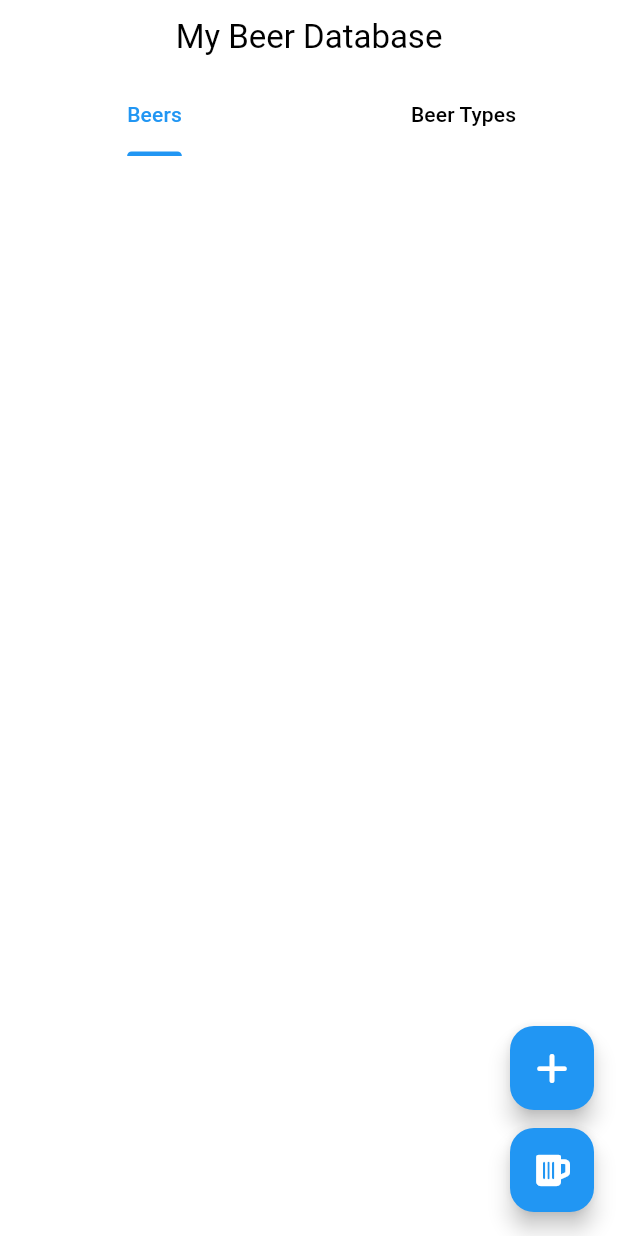
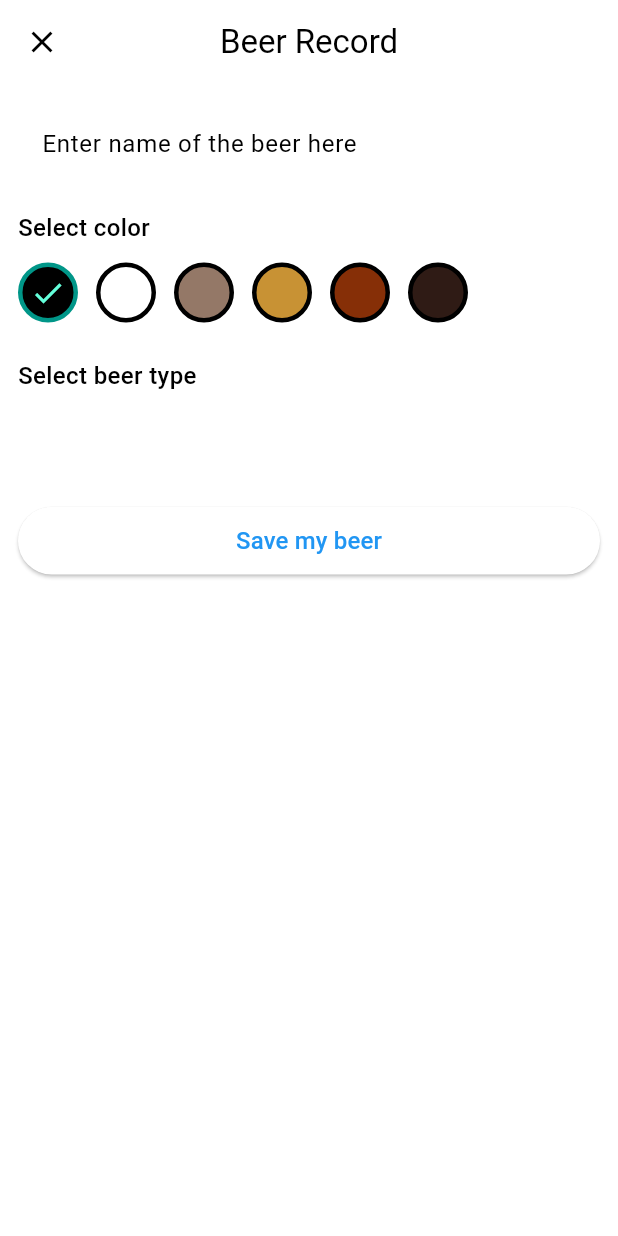
Before and after one commit to up1/workshop-flutter-app, a Flutter app: the screen it shows after launch, after a tap on an icon or button, on a phone screen of 412 x 824 dp. Run offline on Flutter 3.47's test engine with Material 3 defaults, Android fonts, the phone set to English and light mode, and no system bars; our stand-ins replace cached_network_image, font_awesome_flutter, shared_preferences, sqflite; accounts and stored records are empty.

Commit message:
Add data

```diff
--- a/mybeer/lib/model/beer.dart
+++ b/mybeer/lib/model/beer.dart
@@ -15,7 +15,7 @@ class Beer {
   });
 
   Map<String, dynamic> toMap() {
-    return {'id': id, 'name': name, 'color': color, 'breedId': typeId};
+    return {'id': id, 'name': name, 'color': color.value, 'typeId': typeId};
   }
 
   factory Beer.fromMap(Map<String, dynamic> map) {
--- /dev/null
+++ b/mybeer/lib/screen/beer_form_screen.dart
@@ -0,0 +1,142 @@
+import 'package:flutter/material.dart';
+import 'package:mybeer/data/database_data.dart';
+import 'package:mybeer/model/beer.dart';
+import 'package:mybeer/model/beer_type.dart';
+import 'package:mybeer/widget/beer_type_selector_widget.dart';
+import 'package:mybeer/widget/color_picker.dart';
+
+class BeerFormScreen extends StatefulWidget {
+  const BeerFormScreen({super.key, this.beer});
+  final Beer? beer;
+
+  @override
+  BeerFormScreenState createState() => BeerFormScreenState();
+}
+
+class BeerFormScreenState extends State<BeerFormScreen> {
+  final TextEditingController _nameController = TextEditingController();
+  static final List<Color> _colors = [
+    Color(0xFF000000),
+    Color(0xFFFFFFFF),
+    Color(0xFF947867),
+    Color(0xFFC89234),
+    Color(0xFF862F07),
+    Color(0xFF2F1B15),
+  ];
+  static final List<BeerType> beerTypeList = [];
+
+  final DatabaseService _databaseService = DatabaseService();
+
+  int _selectedColor = 0;
+  int _selectedBeerType = 0;
+
+  @override
+  void initState() {
+    super.initState();
+    if (widget.beer != null) {
+      _nameController.text = widget.beer!.name;
+      _selectedColor = _colors.indexOf(widget.beer!.color);
+    }
+  }
+
+  @override
+  void dispose() {
+    _nameController.dispose();
+    super.dispose();
+  }
+
+  Future<List<BeerType>> _getBeerTypes() async {
+    final beerTypes = await _databaseService.beerTypes();
+    if (beerTypeList.isEmpty) beerTypeList.addAll(beerTypes);
+    if (widget.beer != null) {
+      _selectedBeerType = beerTypeList.indexWhere(
+        (e) => e.id == widget.beer!.typeId,
+      );
+    }
+    return beerTypeList;
+  }
+
+  Future<void> _onSave() async {
+    final name = _nameController.text;
+    final color = _colors[_selectedColor];
+    final beerType = beerTypeList[_selectedBeerType];
+
+    // Add save code here
+    widget.beer == null
+        ? await _databaseService.insertBeer(
+          Beer(name: name, color: color, typeId: beerType.id!),
+        )
+        : await _databaseService.updateBeer(
+          Beer(
+            id: widget.beer!.id,
+            name: name,
+            color: color,
+            typeId: beerType.id!,
+          ),
+        );
+
+    if (mounted) {
+      Navigator.pop(context);
+    }
+  }
+
+  @override
+  Widget build(BuildContext context) {
+    return Scaffold(
+      appBar: AppBar(title: Text('Beer Record'), centerTitle: true),
+      body: Padding(
+        padding: const EdgeInsets.all(12.0),
+        child: Column(
+          crossAxisAlignment: CrossAxisAlignment.stretch,
+          children: [
+            TextField(
+              controller: _nameController,
+              decoration: InputDecoration(
+                border: OutlineInputBorder(),
+                hintText: 'Enter name of the beer here',
+              ),
+            ),
+            SizedBox(height: 16.0),
+            // Color Picker
+            ColorPicker(
+              colors: _colors,
+              selectedIndex: _selectedColor,
+              onChanged: (value) {
+                setState(() {
+                  _selectedColor = value;
+                });
+              },
+            ),
+            SizedBox(height: 24.0),
+            // Beer Type Selector
+            FutureBuilder<List<BeerType>>(
+              future: _getBeerTypes(),
+              builder: (context, snapshot) {
+                if (snapshot.connectionState == ConnectionState.waiting) {
+                  return Text("Loading beer types...");
+                }
+                return BeerTypeSelector(
+                  beerTypes: snapshot.data!.map((e) => e.name).toList(),
+                  selectedIndex: _selectedBeerType,
+                  onChanged: (value) {
+                    setState(() {
+                      _selectedBeerType = value;
+                    });
+                  },
+                );
+              },
+            ),
+            SizedBox(height: 24.0),
+            SizedBox(
+              height: 45.0,
+              child: ElevatedButton(
+                onPressed: _onSave,
+                child: Text('Save my beer', style: TextStyle(fontSize: 16.0)),
+              ),
+            ),
+          ],
+        ),
+      ),
+    );
+  }
+}
--- a/mybeer/lib/screen/home_screen.dart
+++ b/mybeer/lib/screen/home_screen.dart
@@ -3,6 +3,7 @@ import 'package:font_awesome_flutter/font_awesome_flutter.dart';
 import 'package:mybeer/data/database_data.dart';
 import 'package:mybeer/model/beer.dart';
 import 'package:mybeer/model/beer_type.dart';
+import 'package:mybeer/screen/beer_form_screen.dart';
 import 'package:mybeer/screen/beer_type_form_screen.dart';
 import 'package:mybeer/widget/beer_builder_widget.dart';
 import 'package:mybeer/widget/beer_type_builder_widget.dart';
@@ -94,14 +95,14 @@ class HomeScreenState extends State<HomeScreen> {
             SizedBox(height: 12.0),
             FloatingActionButton(
               onPressed: () {
-                // Navigator.of(context)
-                //     .push(
-                //       MaterialPageRoute(
-                //         builder: (_) => BeerFormPage(),
-                //         fullscreenDialog: true,
-                //       ),
-                //     )
-                //     .then((_) => setState(() {}));
+                Navigator.of(context)
+                    .push(
+                      MaterialPageRoute(
+                        builder: (_) => BeerFormScreen(),
+                        fullscreenDialog: true,
+                      ),
+                    )
+                    .then((_) => setState(() {}));
               },
               heroTag: 'addBeer',
               child: FaIcon(FontAwesomeIcons.beer),
--- /dev/null
+++ b/mybeer/lib/widget/beer_type_selector_widget.dart
@@ -0,0 +1,54 @@
+import 'package:flutter/material.dart';
+
+class BeerTypeSelector extends StatelessWidget {
+  const BeerTypeSelector({
+    super.key,
+    required this.beerTypes,
+    required this.selectedIndex,
+    required this.onChanged,
+  });
+  final List<String> beerTypes;
+  final int selectedIndex;
+  final Function(int) onChanged;
+
+  @override
+  Widget build(BuildContext context) {
+    return Column(
+      crossAxisAlignment: CrossAxisAlignment.start,
+      children: [
+        Text(
+          'Select beer type',
+          style: TextStyle(fontSize: 16.0, fontWeight: FontWeight.w500),
+        ),
+        SizedBox(height: 12.0),
+        SizedBox(
+          height: 40.0,
+          child: ListView.builder(
+            scrollDirection: Axis.horizontal,
+            itemCount: beerTypes.length,
+            itemBuilder: (context, index) {
+              return GestureDetector(
+                onTap: () => onChanged(index),
+                child: Container(
+                  height: 40.0,
+                  padding: EdgeInsets.symmetric(horizontal: 12.0),
+                  margin: const EdgeInsets.only(right: 12.0),
+                  alignment: Alignment.center,
+                  decoration: BoxDecoration(
+                    borderRadius: BorderRadius.circular(8.0),
+                    border: Border.all(
+                      width: 3.0,
+                      color:
+                          selectedIndex == index ? Colors.teal : Colors.black,
+                    ),
+                  ),
+                  child: Text(beerTypes[index]),
+                ),
+              );
+            },
+          ),
+        ),
+      ],
+    );
+  }
+}
--- /dev/null
+++ b/mybeer/lib/widget/color_picker.dart
@@ -0,0 +1,57 @@
+import 'package:flutter/material.dart';
+
+class ColorPicker extends StatelessWidget {
+  const ColorPicker({
+    super.key,
+    required this.colors,
+    required this.selectedIndex,
+    required this.onChanged,
+  });
+  final List<Color> colors;
+  final int selectedIndex;
+  final Function(int) onChanged;
+
+  @override
+  Widget build(BuildContext context) {
+    return Column(
+      crossAxisAlignment: CrossAxisAlignment.start,
+      children: [
+        Text(
+          'Select color',
+          style: TextStyle(fontSize: 16.0, fontWeight: FontWeight.w500),
+        ),
+        SizedBox(height: 12.0),
+        SizedBox(
+          height: 40.0,
+          child: ListView.builder(
+            scrollDirection: Axis.horizontal,
+            itemCount: colors.length,
+            itemBuilder: (context, index) {
+              return GestureDetector(
+                onTap: () => onChanged(index),
+                child: Container(
+                  height: 40.0,
+                  width: 40.0,
+                  margin: const EdgeInsets.only(right: 12.0),
+                  decoration: BoxDecoration(
+                    shape: BoxShape.circle,
+                    border: Border.all(
+                      width: 3.0,
+                      color:
+                          selectedIndex == index ? Colors.teal : Colors.black,
+                    ),
+                    color: colors[index],
+                  ),
+                  child:
+                      selectedIndex == index
+                          ? Icon(Icons.done, color: Colors.tealAccent)
+                          : SizedBox(),
+                ),
+              );
+            },
+          ),
+        ),
+      ],
+    );
+  }
+}
```
